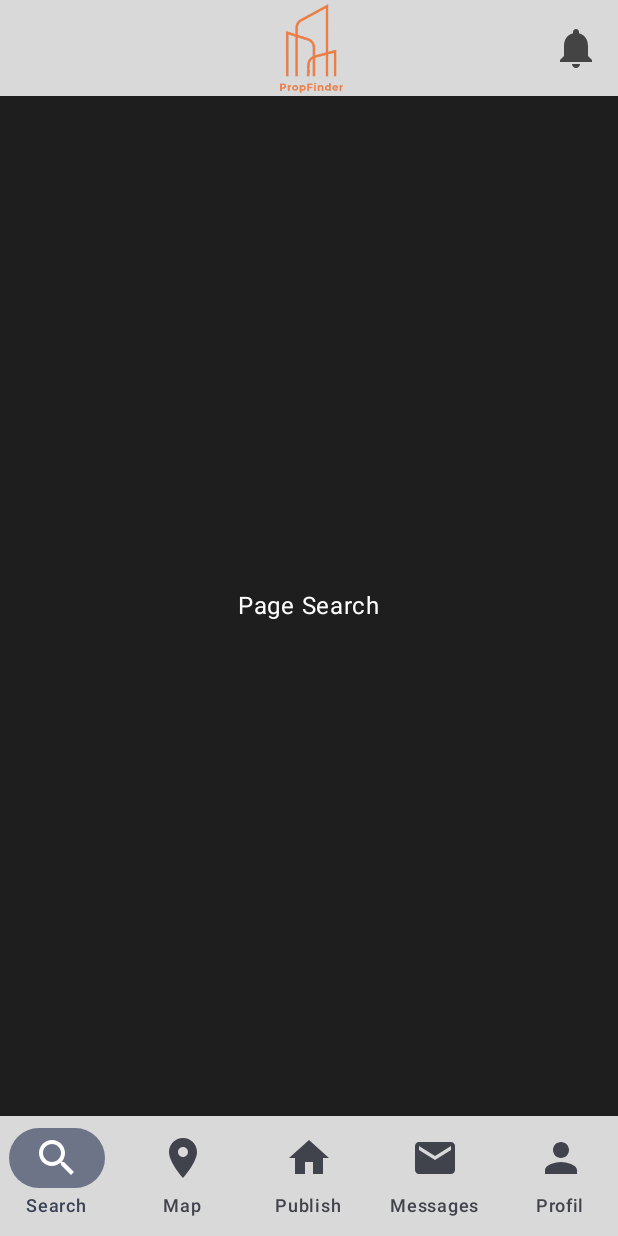
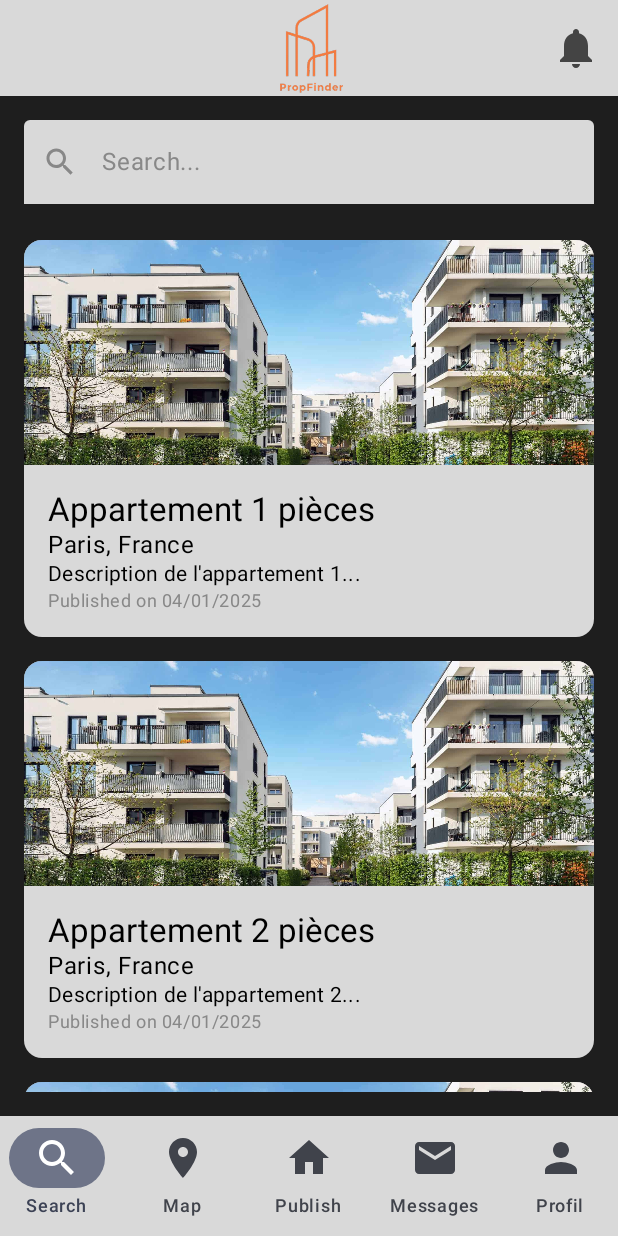
Before and after one commit to Oxnight/PropFinder, an Android app built with Jetpack Compose: the screen it shows after launch (MainActivity), on a phone screen of 412 x 824 dp. Run offline under Robolectric (Android 15) with nearby library versions, the phone set to English and light mode, and no system bars; libraries missing offline, so code that uses them is left out: org.osmdroid.config, org.osmdroid.tileprovider, org.osmdroid.util, org.osmdroid.views; 1 statement that could not run was skipped.

Commit message:
Ajout de la page d'accueil

```diff
--- a/app/src/main/java/com/example/propfinder/MainActivity.kt
+++ b/app/src/main/java/com/example/propfinder/MainActivity.kt
@@ -95,7 +95,6 @@ fun Template() {
     Scaffold(
 
         topBar = {
-            // TopAppBar avec l'icône centrée
             CenterAlignedTopAppBar(
                 title = {},
                 navigationIcon = {
@@ -113,7 +112,7 @@ fun Template() {
                 actions = {
                     IconButton(onClick = { }) {
                         Icon(
-                            imageVector = Icons.Filled.Notifications, // Icône de notification de Material Icons
+                            imageVector = Icons.Filled.Notifications,
                             contentDescription = "Notifications",
                             modifier = Modifier.size(32.dp),
                             tint = Color.DarkGray
@@ -177,10 +176,10 @@ fun Template() {
             contentAlignment = Alignment.Center
         ) {
             when (selectedIndex) {
-                1 -> OsmdroidMapView() // Afficher la carte
+                1 -> OsmdroidMapView()
+                0 -> Recherche()
                 else -> Text(
                     text = "Page ${when (selectedIndex) {
-                        0 -> "Search"
                         2 -> "Home"
                         3 -> "Mail"
                         4 -> "Profile"
--- /dev/null
+++ b/app/src/main/java/com/example/propfinder/PageAccueil.kt
@@ -0,0 +1,231 @@
+package com.example.propfinder
+
+import androidx.compose.foundation.layout.fillMaxSize
+import androidx.compose.foundation.layout.padding
+import androidx.compose.material3.Scaffold
+import androidx.compose.material3.Text
+import androidx.compose.runtime.Composable
+import androidx.compose.ui.Modifier
+import androidx.compose.foundation.background
+import androidx.compose.foundation.lazy.LazyColumn
+import androidx.compose.foundation.Image
+import androidx.compose.ui.layout.ContentScale
+import androidx.compose.material3.Card
+import androidx.compose.material3.CardDefaults
+import androidx.compose.material3.TextFieldDefaults
+import androidx.compose.foundation.layout.fillMaxWidth
+import androidx.compose.material.icons.Icons
+import androidx.compose.material.icons.filled.Email
+import androidx.compose.material.icons.filled.Home
+import androidx.compose.material.icons.filled.LocationOn
+import androidx.compose.material.icons.filled.Person
+import androidx.compose.material.icons.filled.Search
+import androidx.compose.material3.Icon
+import androidx.compose.ui.Alignment
+import androidx.compose.ui.graphics.Color
+import androidx.compose.ui.unit.dp
+import androidx.compose.foundation.layout.*
+import androidx.compose.material.icons.filled.Notifications
+import androidx.compose.material3.*
+import androidx.compose.runtime.*
+import androidx.compose.ui.res.painterResource
+
+@Composable
+fun Recherche() {
+    var searchText by remember { mutableStateOf("") }
+
+    Column(
+        modifier = Modifier
+            .fillMaxSize()
+            .background(Color(0xFF1E1E1E))
+            .padding(16.dp)
+    ) {
+        // Barre de recherche avec état
+        TextField(
+            value = searchText,
+            onValueChange = { searchText = it },
+            modifier = Modifier
+                .fillMaxWidth()
+                .padding(bottom = 16.dp),
+            placeholder = { Text("Search...", color = Color.Gray) },
+            leadingIcon = {
+                Icon(
+                    imageVector = Icons.Default.Search,
+                    contentDescription = "Search Icon",
+                    tint = Color.Gray
+                )
+            },
+            colors = TextFieldDefaults.colors(
+                unfocusedContainerColor = Color(0xFFD9D9D9),
+                focusedContainerColor = Color(0xFFD9D9D9),
+                unfocusedIndicatorColor = Color.Transparent,
+                focusedIndicatorColor = Color.Transparent
+            )
+        )
+
+        // Liste optimisée
+        LazyColumn {
+            items(3) { index ->
+                Card(
+                    modifier = Modifier
+                        .fillMaxWidth()
+                        .padding(vertical = 8.dp),
+                    colors = CardDefaults.cardColors(
+                        containerColor = Color(0xFFD9D9D9)
+                    ),
+                    elevation = CardDefaults.cardElevation(
+                        defaultElevation = 4.dp
+                    )
+                ) {
+                    Column {
+                        // Image avec gestion de la mémoire
+                        Box(
+                            modifier = Modifier
+                                .fillMaxWidth()
+                                .height(150.dp)
+                                .background(Color.Gray)
+                        ) {
+                            Image(
+                                painter = painterResource(id = R.drawable.appartement1),
+                                contentDescription = "Appartement ${index + 1}",
+                                modifier = Modifier.fillMaxSize(),
+                                contentScale = ContentScale.Crop
+                            )
+                        }
+
+                        // Reste inchangé
+                        Column(
+                            modifier = Modifier.padding(16.dp)
+                        ) {
+                            Text(
+                                text = "Appartement ${index + 1} pièces",
+                                color = Color.Black,
+                                style = MaterialTheme.typography.titleLarge
+                            )
+                            Text(
+                                text = "Paris, France",
+                                color = Color.Black,
+                                style = MaterialTheme.typography.bodyLarge
+                            )
+                            Text(
+                                text = "Description de l'appartement ${index + 1}...",
+                                color = Color.Black,
+                                style = MaterialTheme.typography.bodyMedium
+                            )
+                            Text(
+                                text = "Published on 04/01/2025",
+                                color = Color.Gray,
+                                style = MaterialTheme.typography.bodySmall
+                            )
+                        }
+                    }
+                }
+            }
+        }
+    }
+}
+
+@OptIn(ExperimentalMaterial3Api::class)
+@Composable
+fun PageAccueil() {
+    var selectedIndex by remember { mutableStateOf(0) }
+
+    Scaffold(
+        topBar = {
+            // TopAppBar avec l'icône centrée
+            CenterAlignedTopAppBar(
+                title = {},
+                navigationIcon = {
+                    Box(modifier = Modifier.fillMaxWidth()) {
+                        Icon(
+                            painter = painterResource(id = R.drawable.propfinder),
+                            contentDescription = "Logo",
+                            modifier = Modifier
+                                .size(60.dp)
+                                .align(Alignment.Center),
+                            tint = Color.Unspecified
+                        )
+                    }
+                },
+                actions = {
+                    IconButton(onClick = { }) {
+                        Icon(
+                            imageVector = Icons.Filled.Notifications,
+                            contentDescription = "Notifications",
+                            modifier = Modifier.size(32.dp),
+                            tint = Color.DarkGray
+                        )
+                    }
+                },
+                colors = TopAppBarDefaults.centerAlignedTopAppBarColors(
+                    containerColor = Color(0xFFD9D9D9)
+                )
+            )
+        },
+        bottomBar = {
+            NavigationBar(
+                containerColor = Color(0xFFD9D9D9),
+                contentColor = Color.White,
+                modifier = Modifier
+                    .fillMaxWidth()
+                    .background(Color(0xFF1E1E1E))
+            ) {
+                NavigationBarItem(
+                    icon = { Icon(Icons.Filled.Search, contentDescription = "Search", modifier = Modifier.size(32.dp)) },
+                    label = { Text("Search") },
+                    selected = selectedIndex == 0,
+                    onClick = { selectedIndex = 0 }
+                )
+                NavigationBarItem(
+                    icon = { Icon(Icons.Filled.LocationOn, contentDescription = "Map", modifier = Modifier.size(32.dp)) },
+                    label = { Text("Map") },
+                    selected = selectedIndex == 1,
+                    onClick = { selectedIndex = 1 }
+                )
+                NavigationBarItem(
+                    icon = { Icon(Icons.Filled.Home, contentDescription = "Publish", modifier = Modifier.size(32.dp)) },
+                    label = { Text("Publish") },
+                    selected = selectedIndex == 2,
+                    onClick = { selectedIndex = 2 }
+                )
+                NavigationBarItem(
+                    icon = { Icon(Icons.Filled.Email, contentDescription = "Messages", modifier = Modifier.size(32.dp)) },
+                    label = { Text("Messages") },
+                    selected = selectedIndex == 3,
+                    onClick = { selectedIndex = 3 }
+                )
+                NavigationBarItem(
+                    icon = { Icon(Icons.Filled.Person, contentDescription = "Profil", modifier = Modifier.size(32.dp)) },
+                    label = { Text("Profil") },
+                    selected = selectedIndex == 4,
+                    onClick = { selectedIndex = 4 }
+                )
+            }
+        }
+    ) { innerPadding ->
+        // Box contenant tout le contenu de la page
+        Box(
+            modifier = Modifier
+                .padding(innerPadding)
+                .background(Color(0xFF1E1E1E))
+                .fillMaxSize(),
+            contentAlignment = Alignment.Center
+        ) {
+            when (selectedIndex) {
+                0 -> Recherche()
+                1 -> OsmdroidMapView()
+                else -> Text(
+                    text = "Page ${
+                        when (selectedIndex) {
+                            2 -> "Home"
+                            3 -> "Mail"
+                            4 -> "Profile"
+                            else -> ""
+                        }
+                    }",
+                    color = Color.White
+                )
+            }
+        }
+    }
+}
```
Also changed, not shown: app/src/main/res/drawable/appartement1.jpeg (added).
